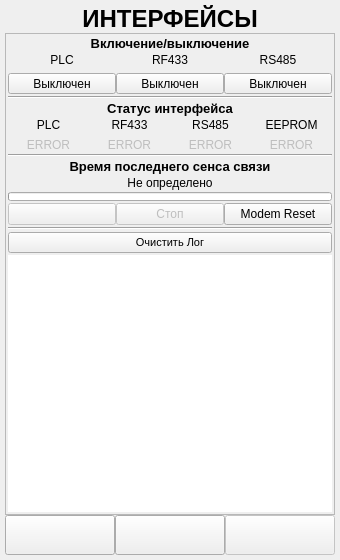
The window that ANDROID_FORMS/interfaces_control_form.ui (DavidSiegman/PLC_RF_Configurator) describes before a commit, drawn with Qt 5.
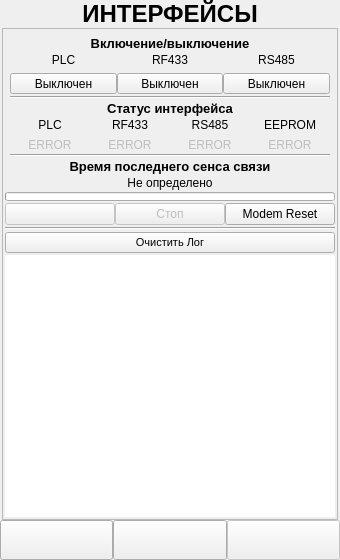
The same window after the commit. Icons and pictures are not drawn.

```diff
--- a/ANDROID_FORMS/interfaces_control_form.ui
+++ b/ANDROID_FORMS/interfaces_control_form.ui
@@ -13,21 +13,21 @@
   <property name="windowTitle">
    <string>Form</string>
   </property>
-  <layout class="QVBoxLayout" name="verticalLayout_2">
+  <layout class="QVBoxLayout" name="verticalLayout_3">
    <property name="spacing">
     <number>0</number>
    </property>
    <property name="leftMargin">
-    <number>5</number>
+    <number>0</number>
    </property>
    <property name="topMargin">
-    <number>5</number>
+    <number>0</number>
    </property>
    <property name="rightMargin">
-    <number>5</number>
+    <number>0</number>
    </property>
    <property name="bottomMargin">
-    <number>5</number>
+    <number>0</number>
    </property>
    <item>
     <widget class="QLabel" name="label_1">
@@ -60,6 +60,27 @@
     </widget>
    </item>
    <item>
+    <widget class="QWidget" name="Main_Widget" native="true">
+     <property name="styleSheet">
+      <string notr="true"/>
+     </property>
+     <layout class="QVBoxLayout" name="verticalLayout_6">
+      <property name="spacing">
+       <number>0</number>
+      </property>
+      <property name="leftMargin">
+       <number>2</number>
+      </property>
+      <property name="topMargin">
+       <number>0</number>
+      </property>
+      <property name="rightMargin">
+       <number>2</number>
+      </property>
+      <property name="bottomMargin">
+       <number>0</number>
+      </property>
+      <item>
     <widget class="QScrollArea" name="scrollArea">
      <property name="horizontalScrollBarPolicy">
       <enum>Qt::ScrollBarAlwaysOff</enum>
@@ -72,8 +93,8 @@
        <rect>
         <x>0</x>
         <y>0</y>
-        <width>328</width>
-        <height>476</height>
+           <width>334</width>
+           <height>486</height>
        </rect>
       </property>
       <layout class="QVBoxLayout" name="verticalLayout">
@@ -99,13 +120,13 @@
            <number>2</number>
           </property>
           <property name="leftMargin">
-           <number>0</number>
+              <number>5</number>
           </property>
           <property name="topMargin">
-           <number>0</number>
+              <number>5</number>
           </property>
           <property name="rightMargin">
-           <number>0</number>
+              <number>5</number>
           </property>
           <property name="bottomMargin">
            <number>0</number>
@@ -754,6 +775,9 @@
      </widget>
     </widget>
    </item>
+     </layout>
+    </widget>
+   </item>
    <item>
     <widget class="QWidget" name="DownPanel_Widget" native="true">
      <property name="styleSheet">
@@ -848,6 +872,27 @@
          </widget>
         </item>
         <item>
+         <widget class="QWidget" name="Next_Widget" native="true">
+          <property name="enabled">
+           <bool>false</bool>
+          </property>
+          <layout class="QVBoxLayout" name="verticalLayout_2">
+           <property name="spacing">
+            <number>0</number>
+           </property>
+           <property name="leftMargin">
+            <number>0</number>
+           </property>
+           <property name="topMargin">
+            <number>0</number>
+           </property>
+           <property name="rightMargin">
+            <number>0</number>
+           </property>
+           <property name="bottomMargin">
+            <number>0</number>
+           </property>
+           <item>
          <widget class="QPushButton" name="Next">
           <property name="enabled">
            <bool>false</bool>
@@ -877,6 +922,9 @@
             <height>30</height>
            </size>
           </property>
+            </widget>
+           </item>
+          </layout>
          </widget>
         </item>
        </layout>
```
Lines whose indentation alone changed are shown as unchanged.
